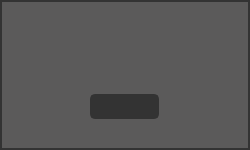
Old version of the form ui_error.ui in the repository pyMrak/DataProcessorGUI.
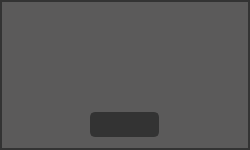
New version of the form.

The edit to the form file:
```diff
--- a/ui_error.ui
+++ b/ui_error.ui
@@ -73,13 +73,13 @@
         <property name="minimumSize">
          <size>
           <width>0</width>
-          <height>55</height>
+          <height>90</height>
          </size>
         </property>
         <property name="maximumSize">
          <size>
           <width>16777215</width>
-          <height>55</height>
+          <height>90</height>
          </size>
         </property>
         <property name="styleSheet">
```
